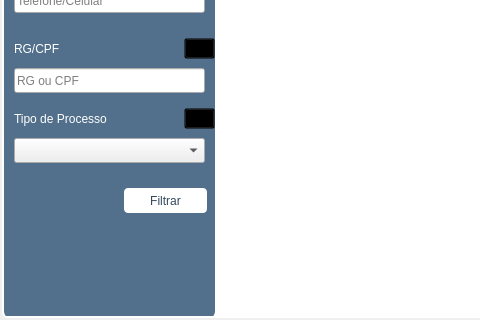
This is Telas/UI/tabCliente.ui in newprev/PrevCliente as Qt 5 draws it before an edit; both pictures show x 0 to 480 and y 291 to 611 of the 1178 by 611 pixel window. The edited form follows.
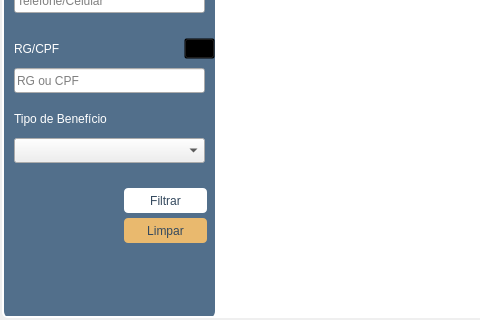
This is the edited form. Icons and pictures are not drawn.

Commit message: Helpers, tela de cálculos, filtros, icones,

Diff of the .ui file:
```diff
--- a/Telas/UI/tabCliente.ui
+++ b/Telas/UI/tabCliente.ui
@@ -138,7 +138,7 @@
 #lbBuscaNome, 
 #lbBuscaEmail, 
 #lbBuscaTelefone,
-#lbBuscaTpProcesso,
+#lbBuscaTpBeneficio,
 #lbBuscaRgcpf {
 	font-family: &quot;TeX Gyre Adventor&quot;;
 	font-size: 12px;
@@ -220,6 +220,25 @@
 	border-radius: 4px;
 	border: 1px solid;
 	background-color: rgb(238, 238, 236);
+}
+
+#pbLimparFiltro {
+	font-family: &quot;TeX Gyre Adventor&quot;;
+	font-size: 12px;
+	color: rgb(52, 73, 94);
+
+	border-radius: 4px;
+	background-color: rgb(233, 185, 110);
+}
+
+#pbLimparFiltro:hover {
+	font-family: &quot;TeX Gyre Adventor&quot;;
+	font-size: 12px;
+	color: rgb(52, 73, 94);
+
+	border-radius: 4px;
+	border: 1px solid;
+	background-color: rgb(238, 238, 236);
 }</string>
       </property>
       <attribute name="title">
@@ -617,7 +636,7 @@
         <property name="frameShadow">
          <enum>QFrame::Raised</enum>
         </property>
-        <widget class="QLabel" name="lbBuscaTpProcesso">
+        <widget class="QLabel" name="lbBuscaTpBeneficio">
          <property name="geometry">
           <rect>
            <x>10</x>
@@ -627,24 +646,11 @@
           </rect>
          </property>
          <property name="text">
-          <string>Tipo de Processo</string>
-         </property>
-        </widget>
-        <widget class="QPushButton" name="pbArrowTpProcesso">
-         <property name="geometry">
-          <rect>
-           <x>180</x>
-           <y>0</y>
-           <width>31</width>
-           <height>21</height>
-          </rect>
-         </property>
-         <property name="text">
-          <string/>
+          <string>Tipo de Benefício</string>
          </property>
         </widget>
        </widget>
-       <widget class="QFrame" name="frBuscaTpProcesso">
+       <widget class="QFrame" name="frBuscaTpBeneficio">
         <property name="geometry">
          <rect>
           <x>0</x>
@@ -665,7 +671,7 @@
         <property name="frameShadow">
          <enum>QFrame::Raised</enum>
         </property>
-        <widget class="QComboBox" name="comboBox">
+        <widget class="QComboBox" name="cbxTpBeneficio">
          <property name="geometry">
           <rect>
            <x>10</x>
@@ -689,6 +695,19 @@
          <string>Filtrar</string>
         </property>
        </widget>
+       <widget class="QPushButton" name="pbLimparFiltro">
+        <property name="geometry">
+         <rect>
+          <x>120</x>
+          <y>470</y>
+          <width>83</width>
+          <height>25</height>
+         </rect>
+        </property>
+        <property name="text">
+         <string>Limpar</string>
+        </property>
+       </widget>
        <zorder>lbTituloFiltro</zorder>
        <zorder>frBuscaNome</zorder>
        <zorder>frUnderlineNome</zorder>
@@ -699,8 +718,9 @@
        <zorder>frBuscaRgcpf</zorder>
        <zorder>frUnderlineRgcpf</zorder>
        <zorder>frUnderlineTpProcesso</zorder>
-       <zorder>frBuscaTpProcesso</zorder>
+       <zorder>frBuscaTpBeneficio</zorder>
        <zorder>pbFiltrar</zorder>
+       <zorder>pbLimparFiltro</zorder>
       </widget>
       <widget class="QTableWidget" name="tblClientes">
        <property name="geometry">
```
The commit also changes 9 other files.
